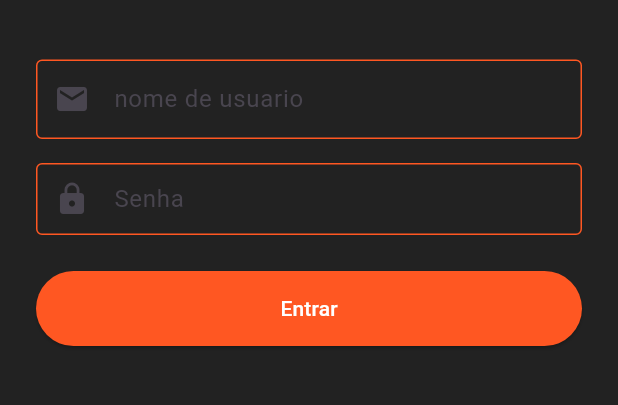
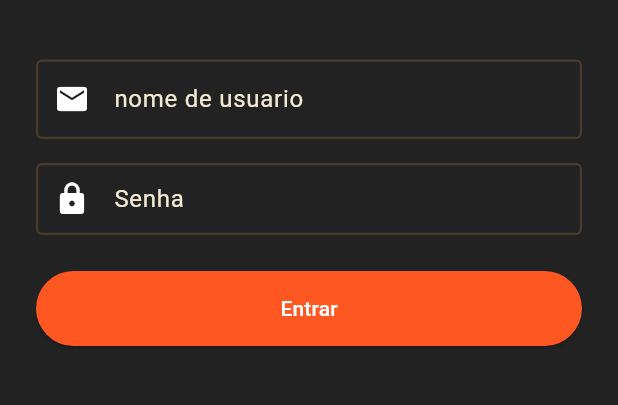
Before and after one commit to Yumetzu/taverna_do_pato, a Flutter app: the screen it shows after launch, after a tap on "CADASTRAR", after a tap on "Faça Login", on a phone screen of 412 x 824 dp, the part 488-893 px from its top. Run offline on Flutter 3.47's test engine with Material 3 defaults, Android fonts, the phone set to English and light mode, and no system bars.

Commit message:
feat: integrar titulo ao card de cadastro e aplicar suporte a temas visuais

```diff
--- a/lib/main.dart
+++ b/lib/main.dart
@@ -1,5 +1,4 @@
 import 'package:flutter/material.dart';
-import 'package:taverna/tela_login.dart';
 import 'package:taverna/tela_cadastro.dart';
 
 void main() {
@@ -11,19 +10,67 @@ class MinhaRedeSocial extends StatelessWidget {
 
   @override
   Widget build(BuildContext context) {
+    // Definição das cores
+    const corFundo = Color(0xFF212121);
+    const corMel = Color(0xFFD67D2A);
+    const corVerdePato = Color(0xFF2C5E43);
+    const corPergaminho = Color(0xFFF4EAD4);
+    const corCardFormulario = Color(0xFF2D2D2D);
+
     return MaterialApp(
       debugShowCheckedModeBanner: false,
       title: 'Taverna do Pato',
+
       theme: ThemeData(
-        inputDecorationTheme: InputDecorationTheme(enabledBorder:
-        OutlineInputBorder(
-        borderSide: BorderSide(color: Colors.deepOrange)
+        brightness: Brightness.dark, // tema escuro
+        scaffoldBackgroundColor: corFundo,
+
+        //Paleta De Cores
+        colorScheme: const ColorScheme.dark(
+          primary: corMel,
+          secondary: corVerdePato,
+          surface: Color(0xFF2A2018),
+          error: Color(0xFFCF6679),
+        ),
+
+        //Tipografia
+        textTheme: const TextTheme(
+          bodyMedium: TextStyle(color: corPergaminho),
+          bodyLarge: TextStyle(color: corPergaminho),
+        ),
+
+        // App Bar
+        appBarTheme: AppBarTheme(
+          backgroundColor: corFundo,
+          foregroundColor: corMel,
+          centerTitle: true,
+          elevation: 0,
+          titleTextStyle: TextStyle(
+            color: corMel,
+            fontSize: 22,
+            fontWeight: FontWeight.bold,
+            letterSpacing: 1.5,
+          ),
+          // Borda Inferior App Bar
+          shape: Border(
+            bottom: BorderSide(
+              color:Color(0xFF3A2D23),
+              width: 1.0,
+            )
+          ),
+        ),
+
+        // Inputs Formulario
+        inputDecorationTheme: const InputDecorationTheme(
+          enabledBorder: OutlineInputBorder(
+            borderSide: BorderSide(color: Color(0xFF4A3B2F), width: 1.5)
       ),
       focusedBorder: OutlineInputBorder(
-        borderSide: BorderSide(color: Colors.amber),
+        borderSide: BorderSide(color: corMel, width: 2.0),
       ),
+        labelStyle: TextStyle(color: corPergaminho),
+        floatingLabelStyle: TextStyle(color: corMel),
         ),
-        primarySwatch: Colors.deepOrange,
         useMaterial3: true,
       ),
       home: const TelaCadastro(),
--- a/lib/tela_cadastro.dart
+++ b/lib/tela_cadastro.dart
@@ -2,7 +2,6 @@ import 'package:flutter/foundation.dart';
 import 'package:flutter/material.dart';
 import 'package:flutter/services.dart';
 import 'package:taverna/tela_login.dart';
-
 
 class TelaCadastro extends StatefulWidget {
   const TelaCadastro({super.key});
@@ -12,13 +11,17 @@ class TelaCadastro extends StatefulWidget {
 }
 
 class _TelaCadastroState extends State<TelaCadastro> {
+  // --- CONTROLE DE TESTE VISUAL ---
+  final bool usarMetodoA = true;
+
   final _formKey = GlobalKey<FormState>();
   final _emailController = TextEditingController();
   final _userController = TextEditingController();
   final _senhaController = TextEditingController();
   final _telefoneController = TextEditingController();
   bool invisivel = true;
-  escondersenha() {
+
+  void toggleSenhaInvisivel() {
     setState(() {
       invisivel = !invisivel;
     });
@@ -35,13 +38,18 @@ class _TelaCadastroState extends State<TelaCadastro> {
 
   @override
   Widget build(BuildContext context) {
+    final Color corMetodoA = const Color(0xFF2D2D2D); // Mais claro
+    final Color corMetodoB = const Color(0xFF161616); // Mais escuro
+
+    final Color corCardFormulario = usarMetodoA ? corMetodoA : corMetodoB;
+
     return Scaffold(
-      backgroundColor: Colors.black87,
       appBar: AppBar(
         title: const Text('Taverna do Pato'),
-        centerTitle: true,
-        foregroundColor: Colors.deepOrange,
-        backgroundColor: Colors.black87,
+        bottom: const PreferredSize(
+            preferredSize: Size.fromHeight(1.0),
+            child: Divider(color: Color(0xFF3A2D23), height: 1.0,)
+        ),
       ),
       body: Form(
         key: _formKey,
@@ -53,32 +61,45 @@ class _TelaCadastroState extends State<TelaCadastro> {
                 crossAxisAlignment: CrossAxisAlignment.stretch,
                 mainAxisAlignment: MainAxisAlignment.center,
                 children: [
+
+                  // =========================================================
+                  // O CARD DO FORMULÁRIO
+                  // =========================================================
                   Container(
-                    color: Colors.red,
-                    child: const Text(
+                    padding: const EdgeInsets.all(20.0), // Espaço interno do card, não esquecer
+                    decoration: BoxDecoration(
+                      color: corCardFormulario, // Altera dinamicamente com usarMetodoA
+                      borderRadius: BorderRadius.circular(16),
+                      boxShadow: [
+                        BoxShadow(
+                          color: Colors.black.withValues(alpha: 0.3),
+                          blurRadius: 12,
+                          offset: const Offset(0, 6),
+                        ),
+                      ],
+                    ),
+                    child: Column(
+                      children: [
+                        Text(
+                          'Cadastro',
                           textAlign: TextAlign.center,
-                      'Cadastro',
                           style: TextStyle(
-                        fontSize: 40,
-                        fontWeight: FontWeight.bold,
-                        color: Colors.white70,
+                            fontSize: 42,
+                            fontWeight: FontWeight.w900,
+                            letterSpacing: 1.5,
                           ),
                         ),
-                  ),
-                  const SizedBox(height: 40),
+                        const SizedBox(height: 24),
+
                         // Campo Usuario
                         TextFormField(
                           controller: _userController,
-                    style: const TextStyle(color: Colors.white70),
                           decoration: const InputDecoration(
                             labelText: 'Nome de Usuário',
-                      labelStyle: TextStyle(color: Colors.deepOrange),
                           ),
                           validator: (valor) {
                             if (valor == null || valor.isEmpty) return 'Digite seu nome';
-
                             final userRegExp = RegExp(r'^[a-zA-Z0-9]{5,}$');
-
                             if (!userRegExp.hasMatch(valor)) {
                               return 'O usuário deve ter mais de 4 caracteres (apenas letras e números)';
                             }
@@ -86,20 +107,17 @@ class _TelaCadastroState extends State<TelaCadastro> {
                           },
                         ),
                         const SizedBox(height: 16),
+
                         // Campos Email
                         TextFormField(
                           controller: _emailController,
                           keyboardType: TextInputType.emailAddress,
-                    style: const TextStyle(color: Colors.white70),
                           decoration: const InputDecoration(
                             labelText: 'E-mail',
-                      labelStyle: TextStyle(color: Colors.deepOrange),
                           ),
                           validator: (valor) {
                             if (valor == null || valor.isEmpty) return 'Digite seu E-mail';
-
-                      final emailRegExp = RegExp(r'^[a-zA-Z][\w-\.]*@([\w-]+\.)+[\w-]{2,4}$');
-
+                            final emailRegExp = RegExp(r'^[a-zA-Z][\w-.]*@([\w-]+.)+[\w-]{2,4}$');
                             if (!emailRegExp.hasMatch(valor)) {
                               return 'E-mail deve começar com letra e ser válido (ex: pato@taverna.com)';
                             }
@@ -107,6 +125,7 @@ class _TelaCadastroState extends State<TelaCadastro> {
                           },
                         ),
                         const SizedBox(height: 16),
+
                         // Campo Telefone
                         TextFormField(
                             controller: _telefoneController,
@@ -115,16 +134,12 @@ class _TelaCadastroState extends State<TelaCadastro> {
                               FilteringTextInputFormatter.digitsOnly,
                               LengthLimitingTextInputFormatter(11),
                             ],
-                    style: const TextStyle(color: Colors.white70),
                             decoration: const InputDecoration(
                               labelText: 'Telefone',
-                      labelStyle: TextStyle(color: Colors.deepOrange),
                             ),
                             validator: (valor) {
                               if (valor == null || valor.isEmpty) return 'Digite seu Telefone';
-
                               final telefoneRegExp = RegExp(r'^[1-9]{2}9[0-9]{8}$');
-
                               if (!telefoneRegExp.hasMatch(valor)) {
                                 return 'Telefone inválido (use DDD + 9 + número)';
                               }
@@ -132,32 +147,37 @@ class _TelaCadastroState extends State<TelaCadastro> {
                             }
                         ),
                         const SizedBox(height: 16),
+
                         // Campo Senha
                         TextFormField(
                             controller: _senhaController,
                             obscureText: invisivel,
                             obscuringCharacter: '●',
-                    style:  const TextStyle(
-                      color: Color.fromARGB(75, 255, 255, 255),
-                      fontSize: 8,
+                            style: const TextStyle(
+                              color: Color.fromARGB(255, 255, 255, 255),
+                              fontSize: 18,
                               letterSpacing: 2.0,
                             ),
                             decoration: InputDecoration(
                               prefixIcon: GestureDetector(
-                        onTap:(){
-                          escondersenha();
+                                onTap: () {
+                                  toggleSenhaInvisivel();
                                 },
-                        child: Icon(Icons.password),
+                                child: const Icon(Icons.password),
                               ),
                               labelText: 'Senha',
-                      labelStyle: TextStyle(color: Colors.deepOrange),
                             ),
                             validator: (valor) {
                               return Validacoes().validasenha(valor);
                             }
                         ),
-                  const SizedBox(height: 20),
-                  ElevatedButton(
+                        const SizedBox(height: 28),
+
+                        //Botão Cadastrar
+                        SizedBox(
+                          width: double.infinity,
+                          height: 50,
+                          child: ElevatedButton(
                             onPressed: () {
                               if (_formKey.currentState!.validate()) {
                                 if (kDebugMode) {
@@ -168,10 +188,21 @@ class _TelaCadastroState extends State<TelaCadastro> {
                             style: ElevatedButton.styleFrom(
                               backgroundColor: Colors.deepOrange,
                               foregroundColor: Colors.white,
+                              shape: RoundedRectangleBorder(
+                                borderRadius: BorderRadius.circular(10),
+                              ),
                             ),
                             child: const Text("CADASTRAR"),
                           ),
-                  const SizedBox(height: 16),
+                        ),
+                      ],
+                    ),
+                  ),
+                  // =========================================================
+
+                  const SizedBox(height: 24),
+
+                  // Rodapé
                   Row(
                     mainAxisAlignment: MainAxisAlignment.center,
                     children: [
@@ -183,7 +214,7 @@ class _TelaCadastroState extends State<TelaCadastro> {
                         onPressed: () {
                           Navigator.pushReplacement(
                             context,
-                            MaterialPageRoute(builder: (context) => TelaLogin()),
+                            MaterialPageRoute(builder: (context) => const TelaLogin()),
                           );
                         },
                         child: const Text(
@@ -207,11 +238,9 @@ class _TelaCadastroState extends State<TelaCadastro> {
 }
 
 class Validacoes {
-  validasenha (valor) {
+  String? validasenha(String? valor) {
     if (valor == null || valor.isEmpty) return 'Digite sua senha';
-
-  final senhaRegExp = RegExp(r'^(?=.*[A-Z])(?=.*[0-9])(?=.*[!@#\$&*~]).{8,}$');
-
+    final senhaRegExp = RegExp(r'^(?=.*[A-Z])(?=.*[0-9])(?=.*[!@#/$&*~]).{8,}$');
     if (!senhaRegExp.hasMatch(valor)) {
       return 'A senha deve ter 8+ caracteres, 1 maiúscula, 1 número e 1 símbolo (!@#\$&*~)';
     }
```
Lines whose indentation alone changed are shown as unchanged.
